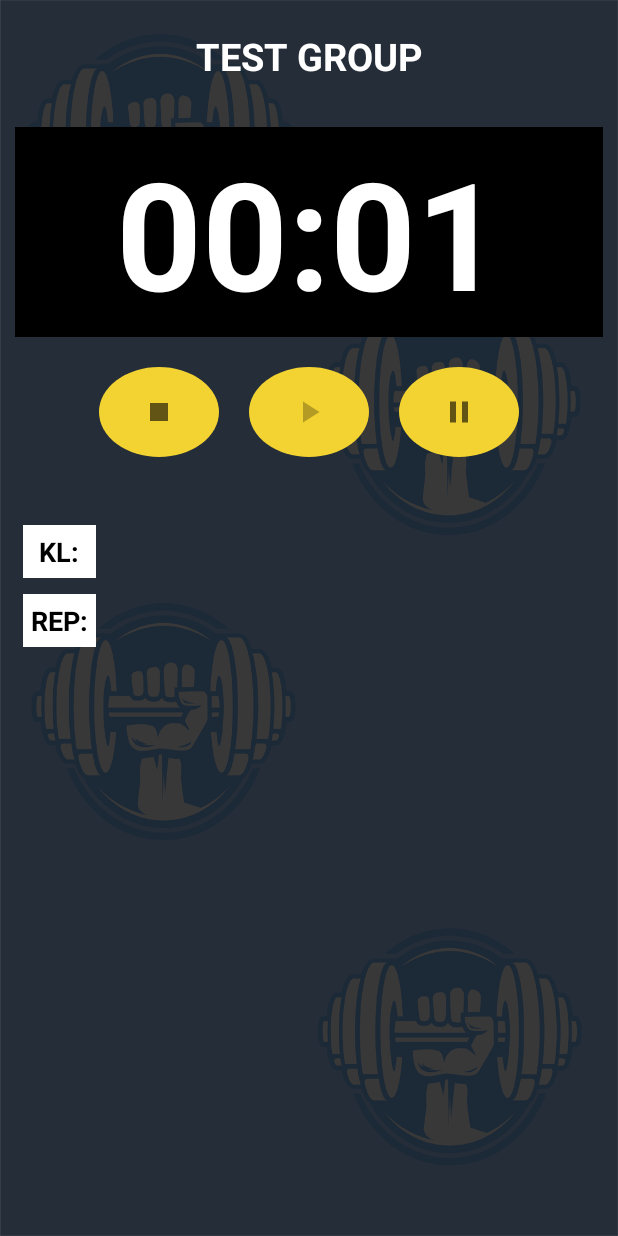
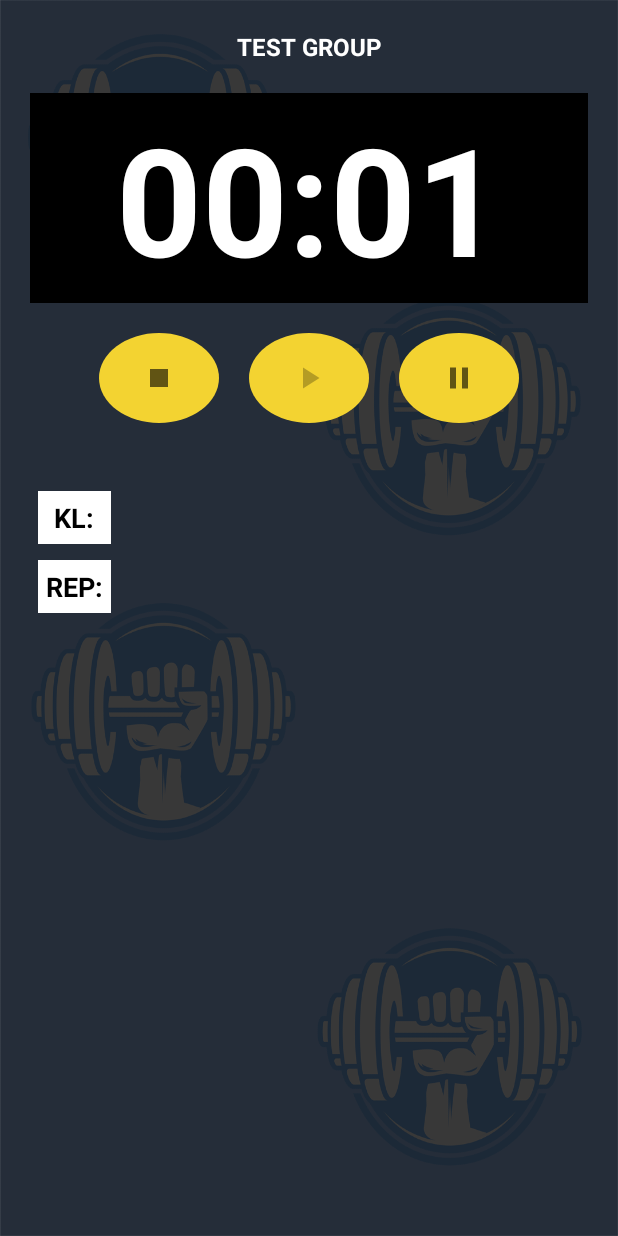
Before and after one commit to LuisValdesFrances/SimpleGymWorkout, an Android app: the ChronoActivity screen opened directly, with no data from a screen before it, after a tap on an icon or button, on a phone screen of 412 x 824 dp. Run offline under Robolectric (Android 15) with nearby library versions, the phone set to English and light mode, and no system bars; our stand-ins replace AdMob, Room's generated code; 1 statement that could not run was skipped.

Commit message:
Chrono viewmodel

```diff
--- a/app/build.gradle
+++ b/app/build.gradle
@@ -51,6 +51,10 @@ dependencies {
     implementation 'com.google.android.material:material:1.2.1'
     implementation 'androidx.constraintlayout:constraintlayout:2.0.4'
     implementation 'androidx.room:room-runtime:2.2.5'
+    // ViewModel and LiveData
+    implementation 'androidx.lifecycle:lifecycle-extensions:2.2.0'
+    annotationProcessor 'androidx.lifecycle:lifecycle-compiler:2.2.0'
+
     testImplementation 'junit:junit:4.13.1'
     androidTestImplementation 'androidx.test.ext:junit:1.1.2'
     androidTestImplementation 'androidx.test.espresso:espresso-core:3.3.0'
--- a/app/src/main/java/com/luis/simplegymworkout/ChronoActivity.kt
+++ b/app/src/main/java/com/luis/simplegymworkout/ChronoActivity.kt
@@ -6,10 +6,12 @@ import android.os.SystemClock
 import android.view.LayoutInflater
 import android.widget.TextView
 import androidx.appcompat.app.AppCompatActivity
+import androidx.lifecycle.ViewModelProvider
 import com.google.android.gms.ads.AdRequest
 import com.google.android.gms.ads.AdView
 import com.luis.simplegymworkout.model.Series
 import com.luis.simplegymworkout.service.MuscleServiceImp
+import com.luis.simplegymworkout.viewmodel.ChronoViewModel
 import kotlinx.android.synthetic.main.chrono_activity.*
 
 class ChronoActivity : AppCompatActivity(){
@@ -18,11 +20,13 @@ class ChronoActivity : AppCompatActivity(){
     private var exerciseId : Int? = null
     private var muscleService : MuscleServiceImp? = null
     lateinit var mAdView : AdView
-    private var pasuseTime : Long = 0;
+    lateinit var chronoViewModel : ChronoViewModel
 
     override fun onCreate(savedInstanceState: Bundle?) {
         super.onCreate(savedInstanceState)
         setContentView(R.layout.chrono_activity)
+
+        this.chronoViewModel = ViewModelProvider(this).get(ChronoViewModel::class.java)
 
         mAdView = findViewById(R.id.adView)
         val adRequest = AdRequest.Builder().build()
@@ -36,33 +40,60 @@ class ChronoActivity : AppCompatActivity(){
         chronoActivityStop.isEnabled = false
         chronoActivityPause.isEnabled = false
 
+        when(this.chronoViewModel.state){
+            ChronoViewModel.State.RUN -> {
+                chronoActivityChrono.base =SystemClock.elapsedRealtime() + this.chronoViewModel.currentTime
+                chronoActivityChrono.start()
+                this.start()
+            }
+            ChronoViewModel.State.PAUSE -> {
+                chronoActivityChrono.base = SystemClock.elapsedRealtime() + this.chronoViewModel.currentTime
+                this.pause()
+            }
+        }
+
         chronoActivityStart.setOnClickListener {
-            chronoActivityChrono.base = (SystemClock.elapsedRealtime() + pasuseTime)
+            this.chronoViewModel.state = ChronoViewModel.State.RUN
+            chronoActivityChrono.base = (SystemClock.elapsedRealtime() + this.chronoViewModel.currentTime)
             chronoActivityChrono.start()
-            chronoActivityStart.isEnabled = false
-            chronoActivityStop.isEnabled = true
-            chronoActivityPause.isEnabled = true
+            this.start()
         }
         chronoActivityStop.setOnClickListener {
-            this.pasuseTime = 0
+            this.chronoViewModel.state = ChronoViewModel.State.STOP
+            this.chronoViewModel.currentTime = 0
             chronoActivityChrono.base = SystemClock.elapsedRealtime();
             chronoActivityChrono.stop()
-            chronoActivityStart.isEnabled = true
-            chronoActivityStop.isEnabled = false
-            chronoActivityPause.isEnabled = false
+            this.stop()
         }
         chronoActivityPause.setOnClickListener {
-            this.pasuseTime = chronoActivityChrono.base - SystemClock.elapsedRealtime()
+            this.chronoViewModel.state = ChronoViewModel.State.PAUSE
+            this.chronoViewModel.currentTime = chronoActivityChrono.base - SystemClock.elapsedRealtime()
             chronoActivityChrono.stop()
-            chronoActivityStart.isEnabled = true
-            chronoActivityStop.isEnabled = true
-            chronoActivityPause.isEnabled = false
+            this.pause()
         }
         val exercise = this.muscleService!!.getExercise(this.exerciseId!!)
 
         chronoActivityExercise.text = exercise.name
         val series = this.muscleService!!.getSeries(this.exerciseId!!)
         this.loadSeries(series)
+    }
+
+    private fun start() {
+        chronoActivityStart.isEnabled = false
+        chronoActivityStop.isEnabled = true
+        chronoActivityPause.isEnabled = true
+    }
+
+    private fun stop() {
+        chronoActivityStart.isEnabled = true
+        chronoActivityStop.isEnabled = false
+        chronoActivityPause.isEnabled = false
+    }
+
+    private fun pause() {
+        chronoActivityStart.isEnabled = true
+        chronoActivityStop.isEnabled = true
+        chronoActivityPause.isEnabled = false
     }
 
     private fun loadSeries(series : List<Series>) {
@@ -81,6 +112,13 @@ class ChronoActivity : AppCompatActivity(){
         returnToList()
     }
 
+    override fun onStop(){
+        super.onStop()
+        if(this.chronoViewModel.state == ChronoViewModel.State.RUN){
+            this.chronoViewModel.currentTime = chronoActivityChrono.base - SystemClock.elapsedRealtime()
+        }
+    }
+
     private fun returnToList(){
         val intent = Intent(this, ExercisesActivity::class.java).apply {
             putExtra("MUSCLE", muscleName)
--- /dev/null
+++ b/app/src/main/java/com/luis/simplegymworkout/viewmodel/ChronoViewModel.kt
@@ -0,0 +1,14 @@
+package com.luis.simplegymworkout.viewmodel
+
+import androidx.lifecycle.ViewModel
+
+class ChronoViewModel() : ViewModel() {
+
+    var currentTime : Long = 0
+
+    enum class State {
+        STOP, RUN, PAUSE
+    }
+    var state : State = State.STOP
+
+}
--- a/app/src/main/res/layout/chrono_activity.xml
+++ b/app/src/main/res/layout/chrono_activity.xml
@@ -5,7 +5,7 @@
     android:background="@drawable/background">
 <LinearLayout
     android:layout_width="match_parent"
-    android:layout_height="wrap_content"
+    android:layout_height="match_parent"
     android:layout_margin="10dp"
     android:orientation="vertical">
     <TextView
@@ -14,14 +14,23 @@
         android:layout_height="wrap_content"
         android:text="TEST GROUP"
         android:textColor="@color/white"
-        android:textSize="25sp"
+        android:textSize="16sp"
         android:layout_margin="10dp"
         android:gravity="center_horizontal"
         android:textStyle="bold"/>
+    <ScrollView
+        android:layout_width="match_parent"
+        android:layout_height="0dp"
+        android:layout_weight="1"
+        android:layout_margin="10dp">
         <LinearLayout
             android:layout_width="match_parent"
             android:layout_height="wrap_content"
-        android:layout_marginVertical="20dp"
+            android:orientation="vertical">
+        <LinearLayout
+            android:layout_width="match_parent"
+            android:layout_height="wrap_content"
+            android:layout_marginBottom="20dp"
             android:orientation="vertical">
             <Chronometer
                 android:id="@+id/chronoActivityChrono"
@@ -111,22 +120,18 @@
                 </LinearLayout>
             </HorizontalScrollView>
         </LinearLayout>
+        </LinearLayout>
+    </ScrollView>
 
-    <RelativeLayout
-        android:layout_width="match_parent"
-        android:layout_height="wrap_content"
-        android:gravity="bottom"
-        android:orientation="horizontal">
     <com.google.android.gms.ads.AdView
         xmlns:ads="http://schemas.android.com/apk/res-auto"
         android:id="@+id/adView"
         android:layout_width="match_parent"
         android:layout_height="wrap_content"
-            android:layout_centerHorizontal="true"
-            android:layout_alignParentBottom="true"
+        android:gravity="center"
         ads:adSize="BANNER"
+        android:layout_marginVertical="5dp"
         ads:adUnitId="ca-app-pub-9871578065265688/4783296505">
     </com.google.android.gms.ads.AdView>
-    </RelativeLayout>
 </LinearLayout>
 </LinearLayout>
--- a/app/src/main/res/layout/exercises_activity.xml
+++ b/app/src/main/res/layout/exercises_activity.xml
@@ -42,7 +42,7 @@
         android:layout_height="wrap_content"
         android:gravity="center"
         ads:adSize="BANNER"
-        android:layout_marginVertical="10dp"
+        android:layout_marginVertical="5dp"
         ads:adUnitId="ca-app-pub-9871578065265688/4783296505">
     </com.google.android.gms.ads.AdView>
 
```
Lines whose indentation alone changed are shown as unchanged.
